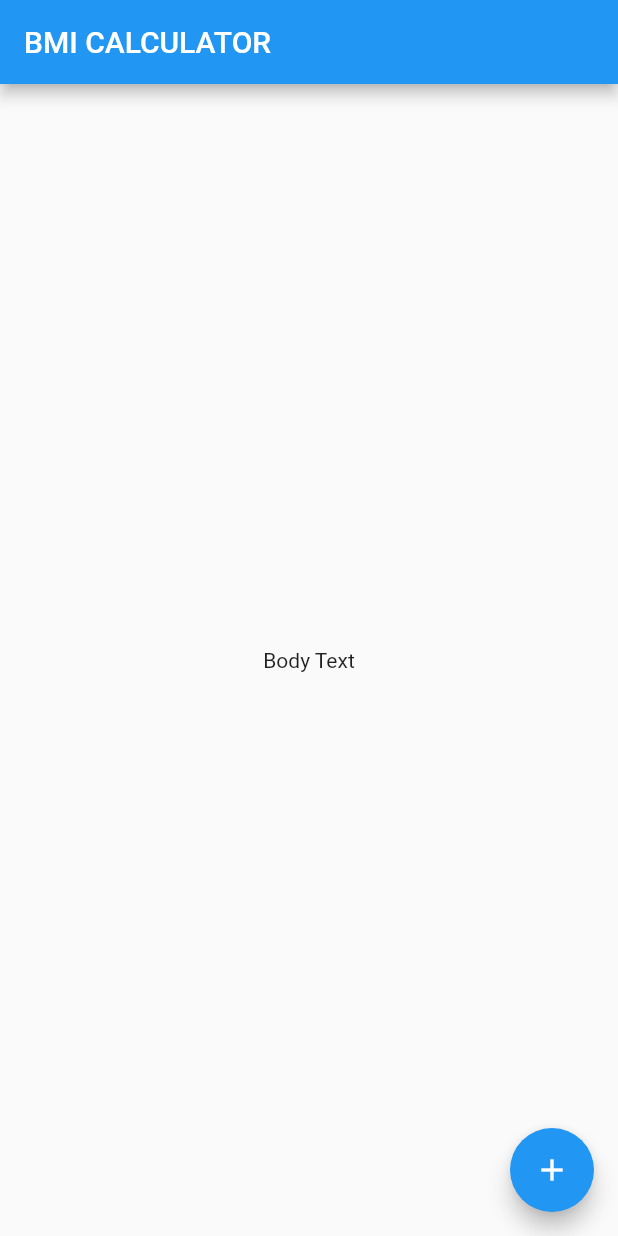
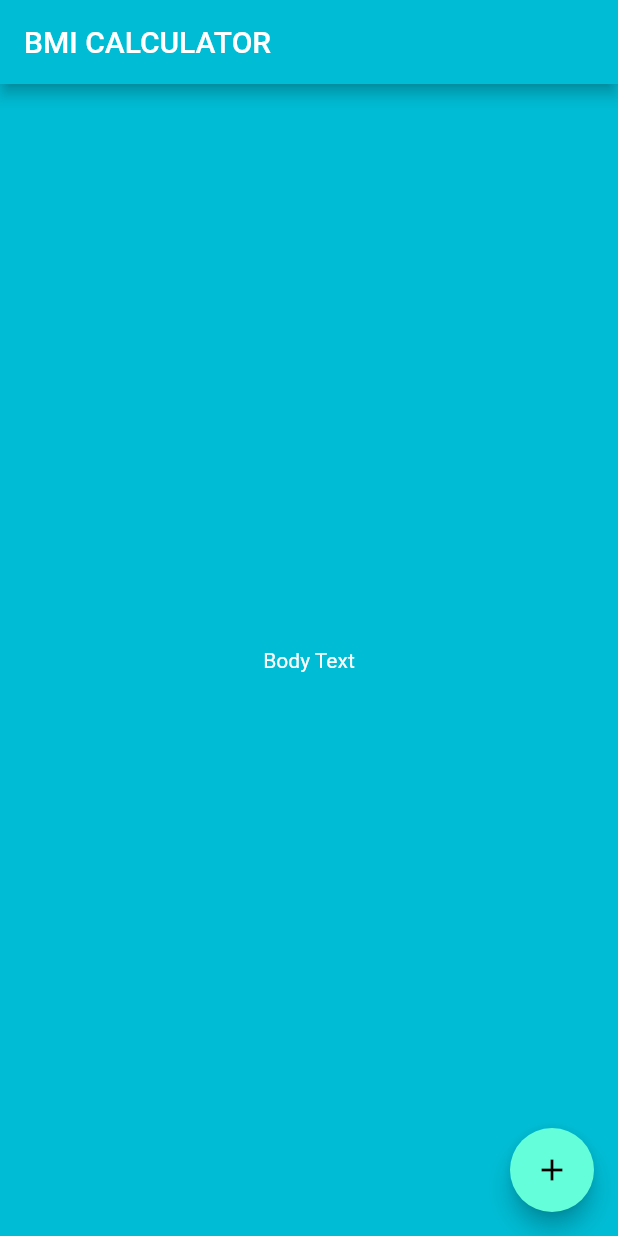
Before and after one commit to Aadnanikram/New_BMI, a Flutter app: the screen it shows after launch, on a phone screen of 412 x 824 dp. Run offline on Flutter 3.47's test engine with Material 2 defaults, Android fonts, the phone set to English and light mode, and no system bars.

Commit message:
Use ThemeData Widget Lecture:55 ,Part 1

```diff
--- /dev/null
+++ b/lib/Input_page.dart
@@ -0,0 +1,22 @@
+import 'package:flutter/material.dart';
+class InputPage extends StatefulWidget {
+  @override
+  _InputPageState createState() => _InputPageState();
+}
+
+class _InputPageState extends State<InputPage> {
+  @override
+  Widget build(BuildContext context) {
+    return Scaffold(
+      appBar: AppBar(
+        title: Text('BMI CALCULATOR'),
+      ),
+      body: Center(
+        child: Text('Body Text'),
+      ),
+      floatingActionButton: FloatingActionButton(
+        child: Icon(Icons.add),
+      ),
+    );
+  }
+}
--- a/lib/main.dart
+++ b/lib/main.dart
@@ -1,4 +1,5 @@
 import 'package:flutter/material.dart';
+import 'Input_page.dart';
 
 void main() => runApp(BMICalculator());
 
@@ -7,27 +8,9 @@ class BMICalculator extends StatelessWidget {
   Widget build(BuildContext context) {
     return MaterialApp(
       home: InputPage(),
-    );
-  }
-}
-
-class InputPage extends StatefulWidget {
-  @override
-  _InputPageState createState() => _InputPageState();
-}
-
-class _InputPageState extends State<InputPage> {
-  @override
-  Widget build(BuildContext context) {
-    return Scaffold(
-      appBar: AppBar(
-        title: Text('BMI CALCULATOR'),
-      ),
-      body: Center(
-        child: Text('Body Text'),
-      ),
-      floatingActionButton: FloatingActionButton(
-        child: Icon(Icons.add),
+      theme: ThemeData.dark().copyWith(
+        primaryColor: Colors.cyan,
+        scaffoldBackgroundColor: Colors.cyan,
       ),
     );
   }
```
